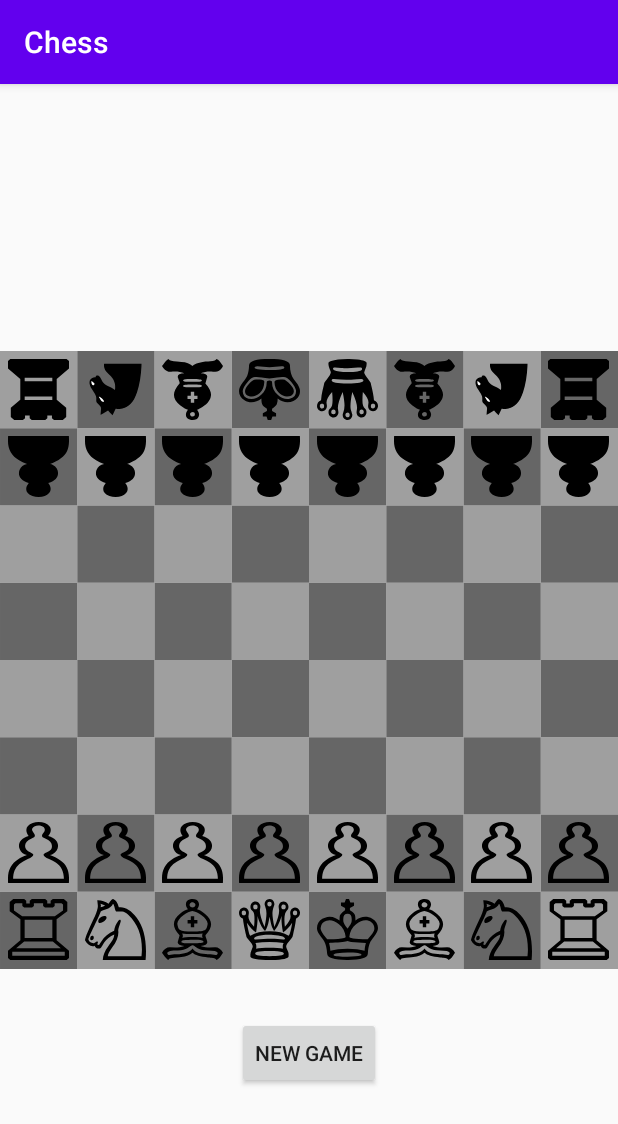
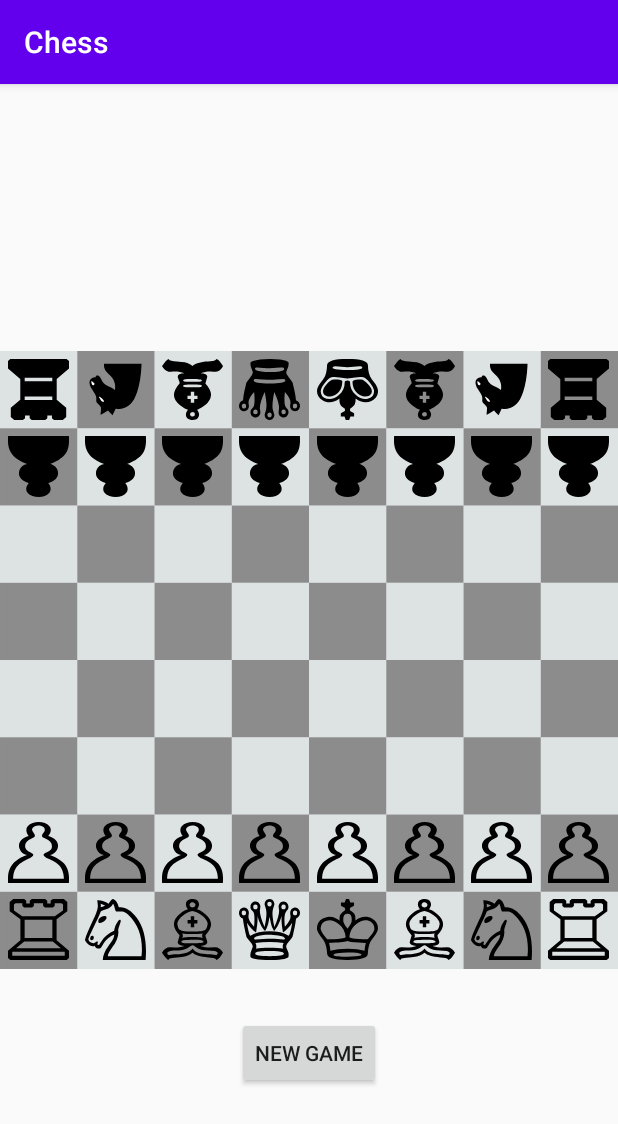
Before and after one commit to ricko1995/Chess, an Android app: the screen it shows after launch (MainActivity), after a tap on "NEW GAME", on a phone screen of 412 x 824 dp. Shown: the top 1124 px of the screen. Run offline under Robolectric (Android 15) with nearby library versions, the phone set to English and light mode, and no system bars.

Commit message:
All pieces and captures working. Is king in check not working yet!
Took 4 hours 12 minutes

```diff
--- a/app/src/main/java/com/ricko/chess/MainActivity.kt
+++ b/app/src/main/java/com/ricko/chess/MainActivity.kt
@@ -53,7 +53,7 @@ class MainActivity : AppCompatActivity() {
                     pieceToManipulate =
                         getClosestPeace(arrayListOf(motionEvent.x.toInt(), motionEvent.y.toInt()))
                     pieceToManipulate?.let {
-                        it.pieceView.apply {
+                        it.pieceView?.apply {
                             scaleX = 1.5f
                             scaleY = 1.5f
                         }
@@ -62,7 +62,7 @@ class MainActivity : AppCompatActivity() {
 
                 MotionEvent.ACTION_MOVE -> {
                     pieceToManipulate?.let {
-                        it.pieceView.apply {
+                        it.pieceView?.apply {
                             x = motionEvent.rawX - this.width / 2
                             y = motionEvent.rawY - chessBoard.y / 2 - this.height / 2
                         }
@@ -71,7 +71,7 @@ class MainActivity : AppCompatActivity() {
 
                 MotionEvent.ACTION_UP -> {
                     pieceToManipulate?.let {
-                        it.pieceView.apply {
+                        it.pieceView?.apply {
                             scaleX = 1f
                             scaleY = 1f
                         }
--- a/app/src/main/java/com/ricko/chess/PieceManipulationHelper.kt
+++ b/app/src/main/java/com/ricko/chess/PieceManipulationHelper.kt
@@ -6,12 +6,7 @@ import androidx.constraintlayout.widget.ConstraintLayout
 import androidx.core.content.ContextCompat
 import com.ricko.chess.MainActivity.Companion.activityLayout
 import com.ricko.chess.MainActivity.Companion.chessBoard
-import com.ricko.chess.ValidMoves.isValidMoveForBishop
-import com.ricko.chess.ValidMoves.isValidMoveForKing
-import com.ricko.chess.ValidMoves.isValidMoveForKnight
 import com.ricko.chess.ValidMoves.isValidMoveForPawn
-import com.ricko.chess.ValidMoves.isValidMoveForQueen
-import com.ricko.chess.ValidMoves.isValidMoveForRook
 import kotlin.collections.ArrayList
 
 object PieceManipulationHelper {
@@ -30,13 +25,14 @@ object PieceManipulationHelper {
             chessBoard.width / 10,
             chessBoard.height / 10
         )
-        chessPiece.pieceView.apply {
-            layoutParams = boardLayoutParams
-            x = chessPiece.pixelCoordinates[0].toFloat()
-            y = chessPiece.pixelCoordinates[1].toFloat()
+        chessPiece.pieceView?.let {
+            it.apply {
+                layoutParams = boardLayoutParams
+                x = chessPiece.pixelCoordinates[0].toFloat()
+                y = chessPiece.pixelCoordinates[1].toFloat()
+            }
         }
-        if (chessPiece.pieceColor == PieceColor.BLACK) chessPiece.pieceView.rotationX = 180f
-        invalidate()
+        if (chessPiece.pieceColor == PieceColor.BLACK) chessPiece.pieceView?.rotationX = 180f
 
     }
 
@@ -86,14 +82,14 @@ object PieceManipulationHelper {
                 if (it < numberOfPieces / 2) PieceColor.WHITE else PieceColor.BLACK,
                 fromChessCoordinatesToPixelCoordinates(
                     arrayListOf(
-                        if (it < numberOfPieces / 2) 4 else 3,
+                        4,
                         if (it < numberOfPieces / 2) 7 else 0
                     )
                 ),
                 PieceType.KING,
                 kingView,
                 arrayListOf(
-                    if (it < numberOfPieces / 2) 4 else 3,
+                    4,
                     if (it < numberOfPieces / 2) 7 else 0
                 )
             )
@@ -117,14 +113,14 @@ object PieceManipulationHelper {
                 if (it < numberOfPieces / 2) PieceColor.WHITE else PieceColor.BLACK,
                 fromChessCoordinatesToPixelCoordinates(
                     arrayListOf(
-                        if (it < numberOfPieces / 2) 3 else 4,
+                        3,
                         if (it < numberOfPieces / 2) 7 else 0
                     )
                 ),
                 PieceType.QUEEN,
                 queenView,
                 arrayListOf(
-                    if (it < numberOfPieces / 2) 3 else 4,
+                    3,
                     if (it < numberOfPieces / 2) 7 else 0
                 )
             )
@@ -221,17 +217,38 @@ object PieceManipulationHelper {
         allChessPieces.clear()
     }
 
+    private fun isKingInCheck(futureChessCoordinates: ArrayList<Int>, chessPieceToMove: ChessPiece): Boolean {
+        val king = allChessPieces.filter { it.pieceType == PieceType.KING }.find { it.pieceColor == chessPieceToMove.pieceColor }
+        val dummyPiece = ChessPiece(chessPieceToMove.pieceColor, futureChessCoordinates, chessPieceToMove.pieceType, null, futureChessCoordinates)
+        allChessPieces.add(dummyPiece)
+        var bool = false
+
+        for (piece in allChessPieces.filter { it.pieceColor != chessPieceToMove.pieceColor }) {
+            if (piece.anyValidMove(king!!.chessCoordinates)) {
+                bool = true
+            }
+        }
+        allChessPieces.remove(dummyPiece)
+        return bool
+    }
+
     private fun updateMovedPiece(
         chessPieceToMove: ChessPiece,
         futureChessCoordinates: ArrayList<Int>
     ) {
+        if (isKingInCheck(futureChessCoordinates, chessPieceToMove)) {
+            resetPeacePosition(chessPieceToMove)
+            return
+        }
+
         val normalizedFuturePixelCoordinates =
             fromChessCoordinatesToPixelCoordinates(futureChessCoordinates)
         activityLayout.capturePieceOnCoordinates(futureChessCoordinates)
-        chessPieceToMove.pieceView.x = normalizedFuturePixelCoordinates[0].toFloat()
-        chessPieceToMove.pieceView.y = normalizedFuturePixelCoordinates[1].toFloat()
+        chessPieceToMove.pieceView?.x = normalizedFuturePixelCoordinates[0].toFloat()
+        chessPieceToMove.pieceView?.y = normalizedFuturePixelCoordinates[1].toFloat()
         chessPieceToMove.pixelCoordinates = normalizedFuturePixelCoordinates
         chessPieceToMove.chessCoordinates = futureChessCoordinates
+
 
         for (piece in allChessPieces) {
             piece.wasLastMoved = false
@@ -246,17 +263,7 @@ object PieceManipulationHelper {
         val futureChessCoordinates = fromPixelCoordinatesToChessCoordinates(futurePixelCoordinates)
         val anyPieceOnFutureCoordinates = isSomePieceAlreadyOnCoordinates(futureChessCoordinates)
         val isValidMoveForPawn = isValidMoveForPawn(futureChessCoordinates, chessPieceToMove)
-        val isValidMoveForRook = isValidMoveForRook(futureChessCoordinates, chessPieceToMove)
-        val isValidMoveForKnight = isValidMoveForKnight(futureChessCoordinates, chessPieceToMove)
-        val isValidMoveForBishop = isValidMoveForBishop(futureChessCoordinates, chessPieceToMove)
-        val isValidMoveForQueen = isValidMoveForQueen(futureChessCoordinates, chessPieceToMove)
-        val isValidMoveForKing = isValidMoveForKing(futureChessCoordinates, chessPieceToMove)
-        val anyValidMove = isValidMoveForPawn ||
-                isValidMoveForRook ||
-                isValidMoveForKnight ||
-                isValidMoveForBishop ||
-                isValidMoveForQueen ||
-                isValidMoveForKing
+        val anyValidMove = chessPieceToMove.anyValidMove(futureChessCoordinates)
 
         anyPieceOnFutureCoordinates?.let {
             if (it.pieceColor != chessPieceToMove.pieceColor && anyValidMove) {
@@ -347,7 +354,7 @@ object PieceManipulationHelper {
     }
 
     fun resetPeacePosition(chessPiece: ChessPiece) {
-        chessPiece.pieceView.apply {
+        chessPiece.pieceView?.apply {
             x = chessPiece.pixelCoordinates[0].toFloat()
             y = chessPiece.pixelCoordinates[1].toFloat()
         }
--- a/app/src/main/res/drawable/ic_chess_board.xml
+++ b/app/src/main/res/drawable/ic_chess_board.xml
@@ -5,258 +5,258 @@
     android:viewportHeight="800">
   <path
       android:pathData="M-0,-0h100v100h-100z"
-      android:fillColor="#9f9f9f"
+      android:fillColor="#DDE2E3"
       android:fillType="evenOdd"/>
   <path
       android:pathData="M-0,200h100v100h-100z"
-      android:fillColor="#9f9f9f"
+      android:fillColor="#DDE2E3"
       android:fillType="evenOdd"/>
   <path
       android:pathData="M-0,400h100v100h-100z"
-      android:fillColor="#9f9f9f"
+      android:fillColor="#DDE2E3"
       android:fillType="evenOdd"/>
   <path
       android:pathData="M-0,600h100v100h-100z"
-      android:fillColor="#9f9f9f"
+      android:fillColor="#DDE2E3"
       android:fillType="evenOdd"/>
   <path
       android:pathData="M100,100h100v100h-100z"
-      android:fillColor="#9f9f9f"
+      android:fillColor="#DDE2E3"
       android:fillType="evenOdd"/>
   <path
       android:pathData="M100,300h100v100h-100z"
-      android:fillColor="#9f9f9f"
+      android:fillColor="#DDE2E3"
       android:fillType="evenOdd"/>
   <path
       android:pathData="M100,500h100v100h-100z"
-      android:fillColor="#9f9f9f"
+      android:fillColor="#DDE2E3"
       android:fillType="evenOdd"/>
   <path
       android:pathData="M100,700h100v100h-100z"
-      android:fillColor="#9f9f9f"
+      android:fillColor="#DDE2E3"
       android:fillType="evenOdd"/>
   <path
       android:pathData="M200,-0h100v100h-100z"
-      android:fillColor="#9f9f9f"
+      android:fillColor="#DDE2E3"
       android:fillType="evenOdd"/>
   <path
       android:pathData="M200,200h100v100h-100z"
-      android:fillColor="#9f9f9f"
+      android:fillColor="#DDE2E3"
       android:fillType="evenOdd"/>
   <path
       android:pathData="M200,400h100v100h-100z"
-      android:fillColor="#9f9f9f"
+      android:fillColor="#DDE2E3"
       android:fillType="evenOdd"/>
   <path
       android:pathData="M200,600h100v100h-100z"
-      android:fillColor="#9f9f9f"
+      android:fillColor="#DDE2E3"
       android:fillType="evenOdd"/>
   <path
       android:pathData="M300,100h100v100h-100z"
-      android:fillColor="#9f9f9f"
+      android:fillColor="#DDE2E3"
       android:fillType="evenOdd"/>
   <path
       android:pathData="M300,300h100v100h-100z"
-      android:fillColor="#9f9f9f"
+      android:fillColor="#DDE2E3"
       android:fillType="evenOdd"/>
   <path
       android:pathData="M300,500h100v100h-100z"
-      android:fillColor="#9f9f9f"
+      android:fillColor="#DDE2E3"
       android:fillType="evenOdd"/>
   <path
       android:pathData="M300,700h100v100h-100z"
-      android:fillColor="#9f9f9f"
+      android:fillColor="#DDE2E3"
       android:fillType="evenOdd"/>
   <path
       android:pathData="M400,-0h100v100h-100z"
-      android:fillColor="#9f9f9f"
+      android:fillColor="#DDE2E3"
       android:fillType="evenOdd"/>
   <path
       android:pathData="M400,200h100v100h-100z"
-      android:fillColor="#9f9f9f"
+      android:fillColor="#DDE2E3"
       android:fillType="evenOdd"/>
   <path
       android:pathData="M400,400h100v100h-100z"
-      android:fillColor="#9f9f9f"
+      android:fillColor="#DDE2E3"
       android:fillType="evenOdd"/>
   <path
       android:pathData="M400,600h100v100h-100z"
-      android:fillColor="#9f9f9f"
+      android:fillColor="#DDE2E3"
       android:fillType="evenOdd"/>
   <path
       android:pathData="M500,100h100v100h-100z"
-      android:fillColor="#9f9f9f"
+      android:fillColor="#DDE2E3"
       android:fillType="evenOdd"/>
   <path
       android:pathData="M500,300h100v100h-100z"
-      android:fillColor="#9f9f9f"
+      android:fillColor="#DDE2E3"
       android:fillType="evenOdd"/>
   <path
       android:pathData="M500,500h100v100h-100z"
-      android:fillColor="#9f9f9f"
+      android:fillColor="#DDE2E3"
       android:fillType="evenOdd"/>
   <path
       android:pathData="M500,700h100v100h-100z"
-      android:fillColor="#9f9f9f"
+      android:fillColor="#DDE2E3"
       android:fillType="evenOdd"/>
   <path
       android:pathData="M600,-0h100v100h-100z"
-      android:fillColor="#9f9f9f"
+      android:fillColor="#DDE2E3"
       android:fillType="evenOdd"/>
   <path
       android:pathData="M600,200h100v100h-100z"
-      android:fillColor="#9f9f9f"
+      android:fillColor="#DDE2E3"
       android:fillType="evenOdd"/>
   <path
       android:pathData="M600,400h100v100h-100z"
-      android:fillColor="#9f9f9f"
+      android:fillColor="#DDE2E3"
       android:fillType="evenOdd"/>
   <path
       android:pathData="M600,600h100v100h-100z"
-      android:fillColor="#9f9f9f"
+      android:fillColor="#DDE2E3"
       android:fillType="evenOdd"/>
   <path
       android:pathData="M700,100h100v100h-100z"
-      android:fillColor="#9f9f9f"
+      android:fillColor="#DDE2E3"
       android:fillType="evenOdd"/>
   <path
       android:pathData="M700,300h100v100h-100z"
-      android:fillColor="#9f9f9f"
+      android:fillColor="#DDE2E3"
       android:fillType="evenOdd"/>
   <path
       android:pathData="M700,500h100v100h-100z"
-      android:fillColor="#9f9f9f"
+      android:fillColor="#DDE2E3"
       android:fillType="evenOdd"/>
   <path
       android:pathData="M700,700h100v100h-100z"
-      android:fillColor="#9f9f9f"
+      android:fillColor="#DDE2E3"
       android:fillType="evenOdd"/>
   <path
       android:pathData="M100.02,-0h100v100h-100z"
-      android:fillColor="#666"
+      android:fillColor="#8C8C8C"
       android:fillType="evenOdd"/>
   <path
       android:pathData="M0.02,100h100v100h-100z"
-      android:fillColor="#666"
+      android:fillColor="#8C8C8C"
       android:fillType="evenOdd"/>
   <path
       android:pathData="M0.02,300h100v100h-100z"
-      android:fillColor="#666"
+      android:fillColor="#8C8C8C"
       android:fillType="evenOdd"/>
   <path
       android:pathData="M0.02,500h100v100h-100z"
-      android:fillColor="#666"
+      android:fillColor="#8C8C8C"
       android:fillType="evenOdd"/>
   <path
       android:pathData="M0.02,700h100v100h-100z"
-      android:fillColor="#666"
+      android:fillColor="#8C8C8C"
       android:fillType="evenOdd"/>
   <path
       android:pathData="M100.02,200h100v100h-100z"
-      android:fillColor="#666"
+      android:fillColor="#8C8C8C"
       android:fillType="evenOdd"/>
   <path
       android:pathData="M100.02,400h100v100h-100z"
-      android:fillColor="#666"
+      android:fillColor="#8C8C8C"
       android:fillType="evenOdd"/>
   <path
       android:pathData="M100.02,600h100v100h-100z"
-      android:fillColor="#666"
+      android:fillColor="#8C8C8C"
       android:fillType="evenOdd"/>
   <path
       android:pathData="M200.02,100h100v100h-100z"
-      android:fillColor="#666"
+      android:fillColor="#8C8C8C"
       android:fillType="evenOdd"/>
   <path
       android:pathData="M200.02,300h100v100h-100z"
-      android:fillColor="#666"
+      android:fillColor="#8C8C8C"
       android:fillType="evenOdd"/>
   <path
       android:pathData="M200.02,500h100v100h-100z"
-      android:fillColor="#666"
+      android:fillColor="#8C8C8C"
       android:fillType="evenOdd"/>
   <path
       android:pathData="M200.02,700h100v100h-100z"
-      android:fillColor="#666"
+      android:fillColor="#8C8C8C"
       android:fillType="evenOdd"/>
   <path
       android:pathData="M300.02,-0h100v100h-100z"
-      android:fillColor="#666"
+      android:fillColor="#8C8C8C"
       android:fillType="evenOdd"/>
   <path
       android:pathData="M300.02,200h100v100h-100z"
-      android:fillColor="#666"
+      android:fillColor="#8C8C8C"
       android:fillType="evenOdd"/>
   <path
       android:pathData="M300.02,400h100v100h-100z"
-      android:fillColor="#666"
+      android:fillColor="#8C8C8C"
       android:fillType="evenOdd"/>
   <path
       android:pathData="M300.02,600h100v100h-100z"
-      android:fillColor="#666"
+      android:fillColor="#8C8C8C"
       android:fillType="evenOdd"/>
   <path
       android:pathData="M400.02,100h100v100h-100z"
-      android:fillColor="#666"
+      android:fillColor="#8C8C8C"
       android:fillType="evenOdd"/>
   <path
       android:pathData="M400.02,300h100v100h-100z"
-      android:fillColor="#666"
+      android:fillColor="#8C8C8C"
       android:fillType="evenOdd"/>
   <path
       android:pathData="M400.02,500h100v100h-100z"
-      android:fillColor="#666"
+      android:fillColor="#8C8C8C"
       android:fillType="evenOdd"/>
   <path
       android:pathData="M400.02,700h100v100h-100z"
-      android:fillColor="#666"
+      android:fillColor="#8C8C8C"
       android:fillType="evenOdd"/>
   <path
       android:pathData="M500.02,-0h100v100h-100z"
-      android:fillColor="#666"
+      android:fillColor="#8C8C8C"
       android:fillType="evenOdd"/>
   <path
       android:pathData="M500.02,200h100v100h-100z"
-      android:fillColor="#666"
+      android:fillColor="#8C8C8C"
       android:fillType="evenOdd"/>
   <path
       android:pathData="M500.02,400h100v100h-100z"
-      android:fillColor="#666"
+      android:fillColor="#8C8C8C"
       android:fillType="evenOdd"/>
   <path
       android:pathData="M500.02,600h100v100h-100z"
-      android:fillColor="#666"
+      android:fillColor="#8C8C8C"
       android:fillType="evenOdd"/>
   <path
       android:pathData="M600.02,100h100v100h-100z"
-      android:fillColor="#666"
+      android:fillColor="#8C8C8C"
       android:fillType="evenOdd"/>
   <path
       android:pathData="M600.02,300h100v100h-100z"
-      android:fillColor="#666"
+      android:fillColor="#8C8C8C"
       android:fillType="evenOdd"/>
   <path
       android:pathData="M600.02,500h100v100h-100z"
-      android:fillColor="#666"
+      android:fillColor="#8C8C8C"
       android:fillType="evenOdd"/>
   <path
       android:pathData="M600.02,700h100v100h-100z"
-      android:fillColor="#666"
+      android:fillColor="#8C8C8C"
       android:fillType="evenOdd"/>
   <path
       android:pathData="M700.02,-0h100v100h-100z"
-      android:fillColor="#666"
+      android:fillColor="#8C8C8C"
       android:fillType="evenOdd"/>
   <path
       android:pathData="M700.02,200h100v100h-100z"
-      android:fillColor="#666"
+      android:fillColor="#8C8C8C"
       android:fillType="evenOdd"/>
   <path
       android:pathData="M700.02,400h100v100h-100z"
-      android:fillColor="#666"
+      android:fillColor="#8C8C8C"
       android:fillType="evenOdd"/>
   <path
       android:pathData="M700.02,600h100v100h-100z"
-      android:fillColor="#666"
+      android:fillColor="#8C8C8C"
       android:fillType="evenOdd"/>
 </vector>
--- a/app/src/main/res/layout/activity_main.xml
+++ b/app/src/main/res/layout/activity_main.xml
@@ -9,17 +9,17 @@
 
     <TextView
         android:id="@+id/txtNextOnMove"
+        style="@style/TextAppearance.AppCompat.Headline"
         android:layout_width="wrap_content"
         android:layout_height="wrap_content"
+        android:fontFamily="serif-monospace"
+        android:textStyle="bold|italic"
         app:layout_constraintBottom_toTopOf="@+id/chess_board"
         app:layout_constraintEnd_toEndOf="parent"
         app:layout_constraintHorizontal_bias="0.5"
         app:layout_constraintStart_toStartOf="parent"
         app:layout_constraintTop_toTopOf="parent"
-        tools:text="White to move"
-        style="@style/TextAppearance.AppCompat.Headline"
-        android:fontFamily="serif-monospace"
-        android:textStyle="bold|italic"/>
+        tools:text="White to move" />
 
 
     <View
```
Also changed, not shown: app/src/main/java/com/ricko/chess/ChessPiece.kt (+10 -3 lines), app/src/main/java/com/ricko/chess/ValidMoves.kt (+70 -33 lines).
